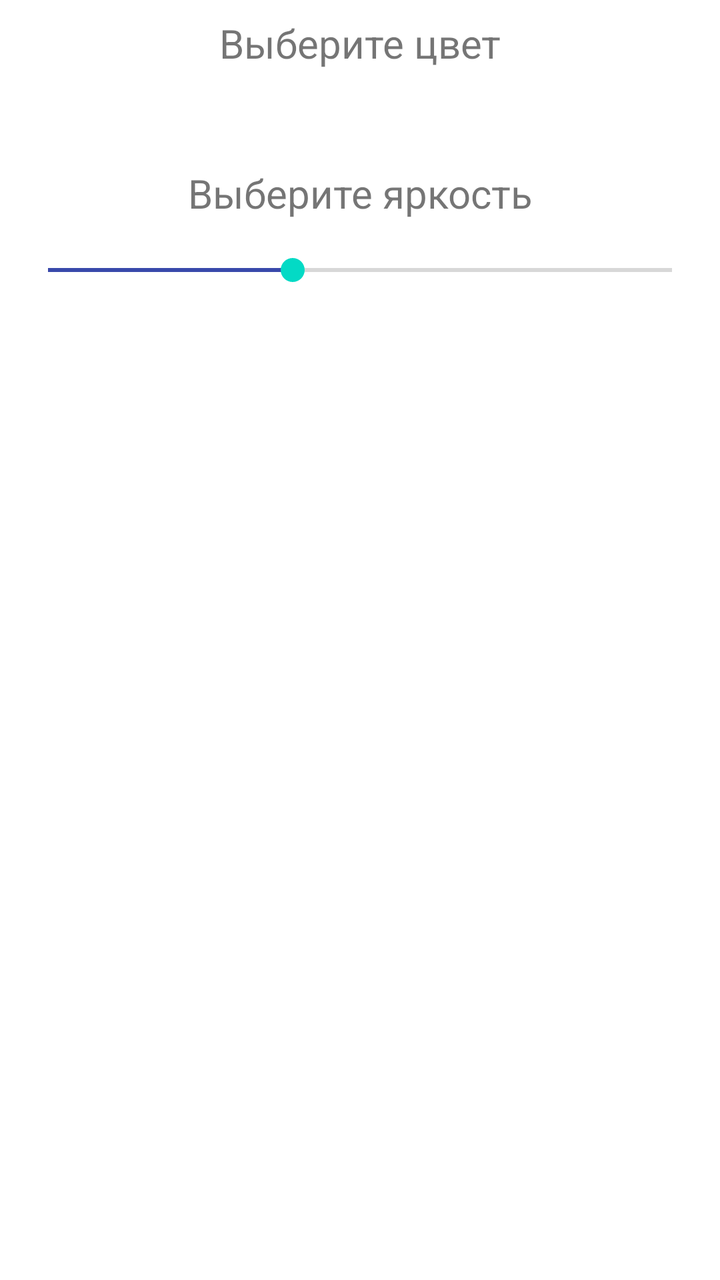
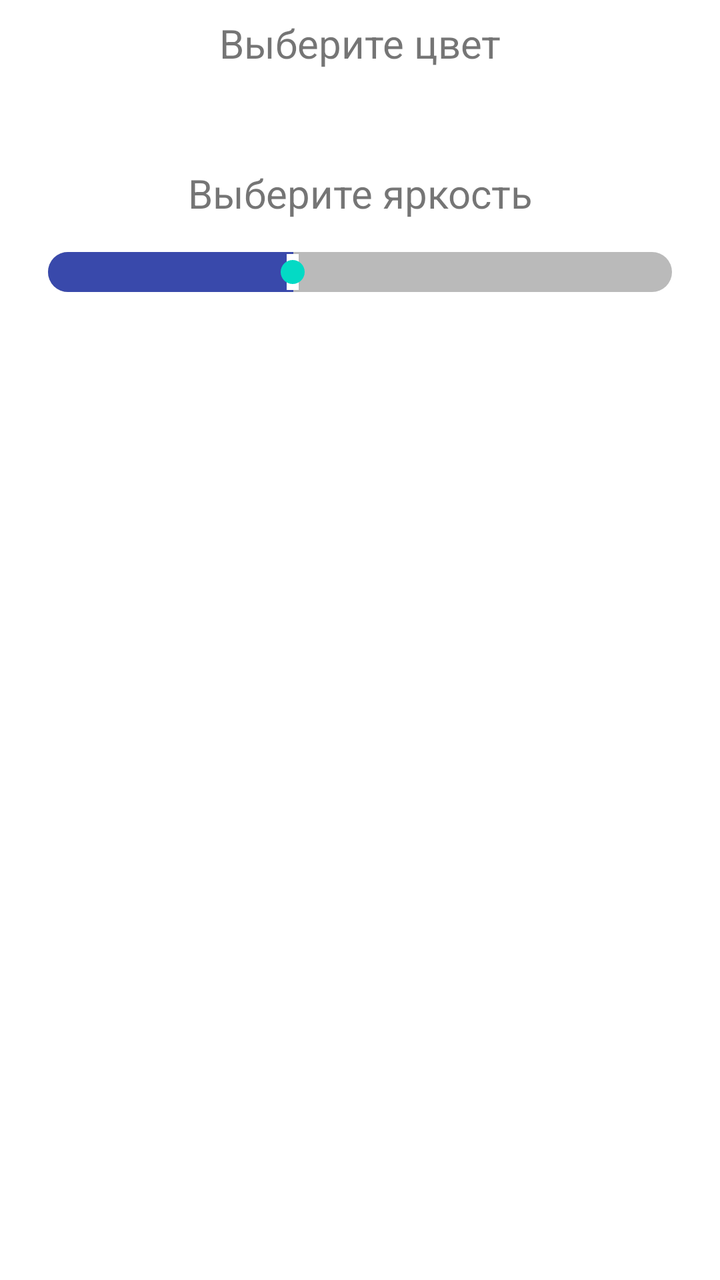

Two renders of the same Android screen: before a commit and after it. Below are the layout's source before the change and the commit's diff.
<!-- AndroidManifest.xml: application theme Theme.AdressLentaWiFi -->
<!-- res/layout/activity_static_colors_rv.xml -->
<?xml version="1.0" encoding="utf-8"?>
<androidx.constraintlayout.widget.ConstraintLayout xmlns:android="http://schemas.android.com/apk/res/android"
    xmlns:app="http://schemas.android.com/apk/res-auto"
    xmlns:tools="http://schemas.android.com/tools"
    android:layout_width="match_parent"
    android:layout_height="match_parent"
    tools:context=".staticcolor.StaticColorsRvActivity">

    <TextView
        android:id="@+id/textViewChooseBrightness"
        android:layout_width="0dp"
        android:layout_height="wrap_content"
        android:layout_marginStart="8dp"
        android:layout_marginTop="32dp"
        android:layout_marginEnd="8dp"
        android:gravity="center"
        android:text="Выберите яркость"
        android:textSize="20sp"
        app:layout_constraintEnd_toEndOf="parent"
        app:layout_constraintHorizontal_bias="0.0"
        app:layout_constraintStart_toStartOf="parent"
        app:layout_constraintTop_toBottomOf="@+id/rvColors" />

    <androidx.recyclerview.widget.RecyclerView
        android:id="@+id/rvColors"
        android:layout_width="0dp"
        android:layout_height="wrap_content"
        android:layout_marginStart="8dp"
        android:layout_marginTop="16dp"
        android:layout_marginEnd="8dp"
        app:layout_constraintEnd_toEndOf="parent"
        app:layout_constraintHorizontal_bias="0.0"
        app:layout_constraintStart_toStartOf="parent"
        app:layout_constraintTop_toBottomOf="@+id/textViewChooseColor" />

    <SeekBar
        android:id="@+id/seekBarStatic"
        android:layout_width="0dp"
        android:layout_height="wrap_content"
        android:layout_marginStart="8dp"
        android:layout_marginTop="16dp"
        android:layout_marginEnd="8dp"
        android:max="255"
        android:progress="100"
        android:progressTint="#3949AB"
        app:layout_constraintEnd_toEndOf="parent"
        app:layout_constraintHorizontal_bias="0.0"
        app:layout_constraintStart_toStartOf="parent"
        app:layout_constraintTop_toBottomOf="@+id/textViewChooseBrightness" />

    <TextView
        android:id="@+id/textViewChooseColor"
        android:layout_width="0dp"
        android:layout_height="wrap_content"
        android:layout_marginStart="8dp"
        android:layout_marginTop="8dp"
        android:layout_marginEnd="8dp"
        android:gravity="center"
        android:text="Выберите цвет"
        android:textSize="20sp"
        app:layout_constraintEnd_toEndOf="parent"
        app:layout_constraintStart_toStartOf="parent"
        app:layout_constraintTop_toTopOf="parent" />

</androidx.constraintlayout.widget.ConstraintLayout>
<!-- resources referenced by this layout -->
<resources>
  <style name="Theme.AdressLentaWiFi" parent="Theme.MaterialComponents.DayNight.DarkActionBar">
          
          <item name="colorPrimary">@color/purple_500</item>
          <item name="colorPrimaryVariant">@color/purple_700</item>
          <item name="colorOnPrimary">@color/white</item>
          
          <item name="colorSecondary">@color/teal_200</item>
          <item name="colorSecondaryVariant">@color/teal_700</item>
          <item name="colorOnSecondary">@color/black</item>
          
          <item name="android:statusBarColor" tools:targetApi="l">?attr/colorPrimaryVariant</item>
          
      </style>
  <color name="purple_500">#FF6200EE</color>
  <color name="purple_700">#FF3700B3</color>
  <color name="white">#FFFFFFFF</color>
  <color name="teal_200">#FF03DAC5</color>
  <color name="teal_700">#FF018786</color>
  <color name="black">#FF000000</color>
</resources>

<!-- the commit's change to res/layout/activity_static_colors_rv.xml (unified diff, before → after) -->
@@ -43,6 +43,9 @@
         android:max="255"
         android:progress="100"
         android:progressTint="#3949AB"
+        android:maxHeight="20dp"
+        android:minHeight="20dp"
+        android:progressDrawable="@drawable/progress_drawable"
         app:layout_constraintEnd_toEndOf="parent"
         app:layout_constraintHorizontal_bias="0.0"
         app:layout_constraintStart_toStartOf="parent"
<!-- resource entries referenced after the edit -->
@@ -1,5 +1,28 @@
 <!-- resources referenced by this layout -->
 <resources>
+  <!-- drawable progress_drawable (drawable) -->
+  <?xml version="1.0" encoding="utf-8"?>
+  <layer-list xmlns:android="http://schemas.android.com/apk/res/android">
+      <item android:id="@android:id/background">
+          <shape>
+              <solid
+                  android:color="#bababa"/>
+              <size
+                  android:height="20dp"
+                  android:width="20dp" />
+              <corners android:radius="20dp" />
+          </shape>
+      </item>
+      <item android:id="@android:id/progress">
+          <clip>
+              <shape>
+                  <solid
+                      android:color="@color/purple_500"/>
+                  <corners android:radius="20dp" />
+              </shape>
+          </clip>
+      </item>
+  </layer-list>
   <style name="Theme.AdressLentaWiFi" parent="Theme.MaterialComponents.DayNight.DarkActionBar">
           
           <item name="colorPrimary">@color/purple_500</item>
